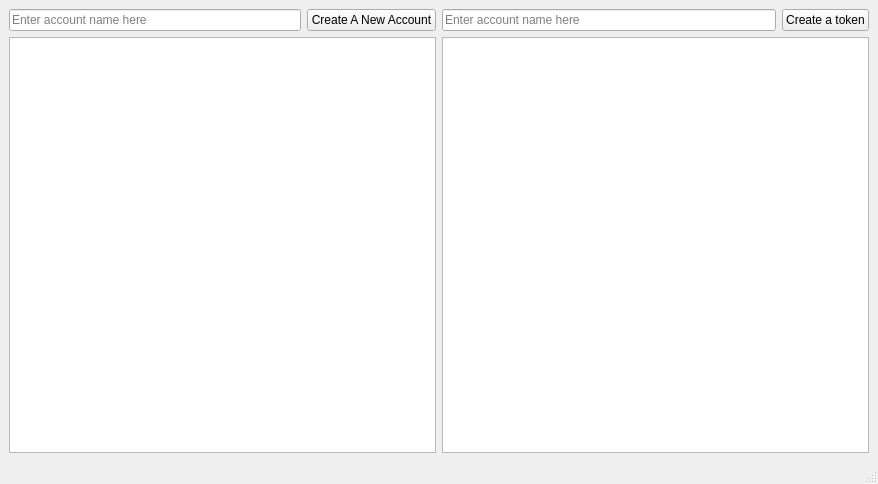
Before: the Qt Designer form MainWindow.ui in LiquidityProtocol/AMM-Simulator, drawn with Qt 5.
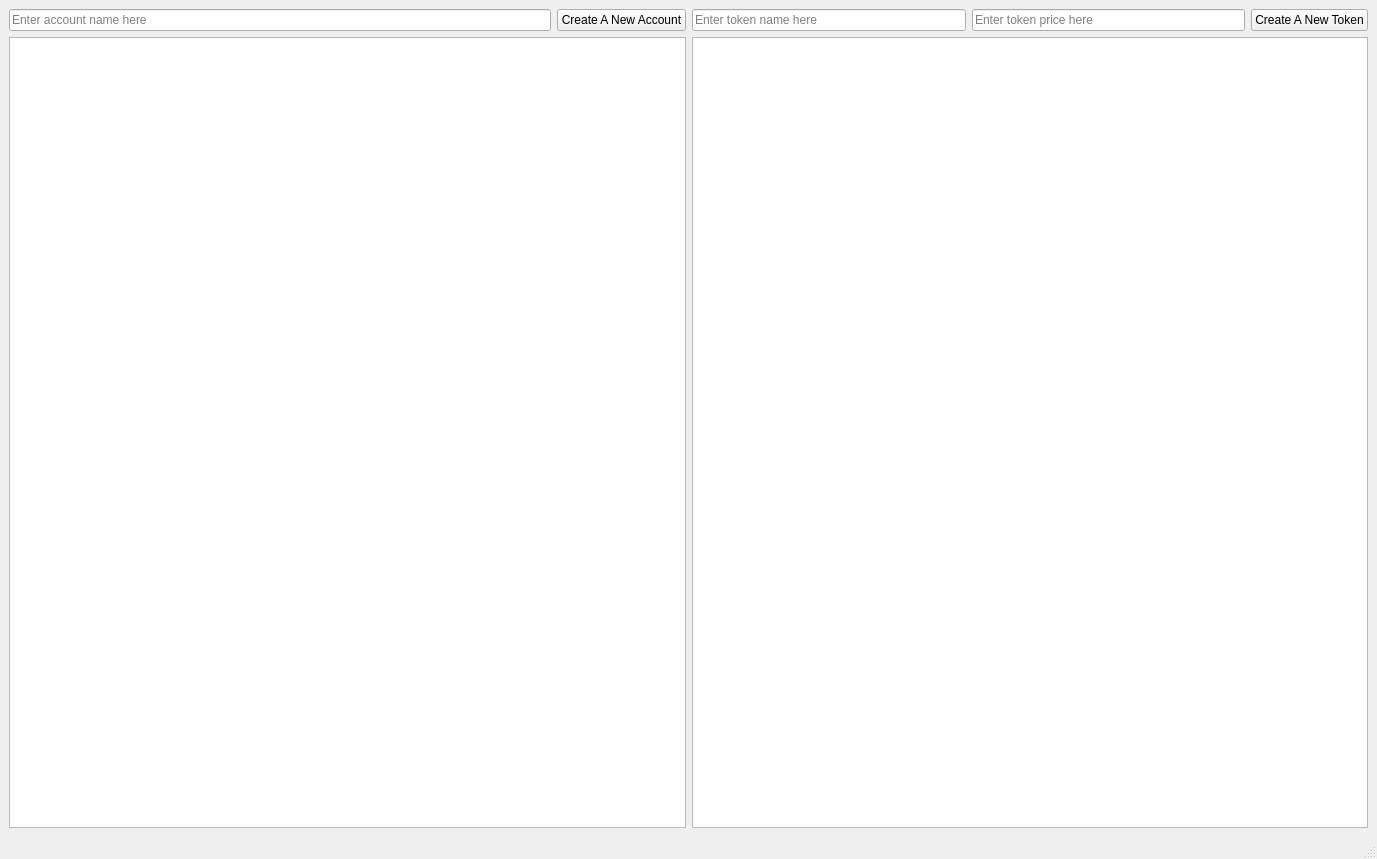
After: the same form once the commit is applied.

Commit message: Fix Mint button and add price input for new token.

```diff
--- a/MainWindow.ui
+++ b/MainWindow.ui
@@ -6,8 +6,8 @@
    <rect>
     <x>0</x>
     <y>0</y>
-    <width>878</width>
-    <height>484</height>
+    <width>1377</width>
+    <height>859</height>
    </rect>
   </property>
   <property name="windowTitle">
@@ -57,14 +57,21 @@
            <string/>
           </property>
           <property name="placeholderText">
-           <string>Enter account name here</string>
+           <string>Enter token name here</string>
+          </property>
+         </widget>
+        </item>
+        <item>
+         <widget class="QLineEdit" name="lineEdit_3">
+          <property name="placeholderText">
+           <string>Enter token price here</string>
           </property>
          </widget>
         </item>
         <item>
          <widget class="QPushButton" name="pushButton_2">
           <property name="text">
-           <string>Create a token</string>
+           <string>Create A New Token</string>
           </property>
          </widget>
         </item>
```
Left out of the diff: 4 changed lines with no effect on the pictures. The commit also changes 4 other files.
